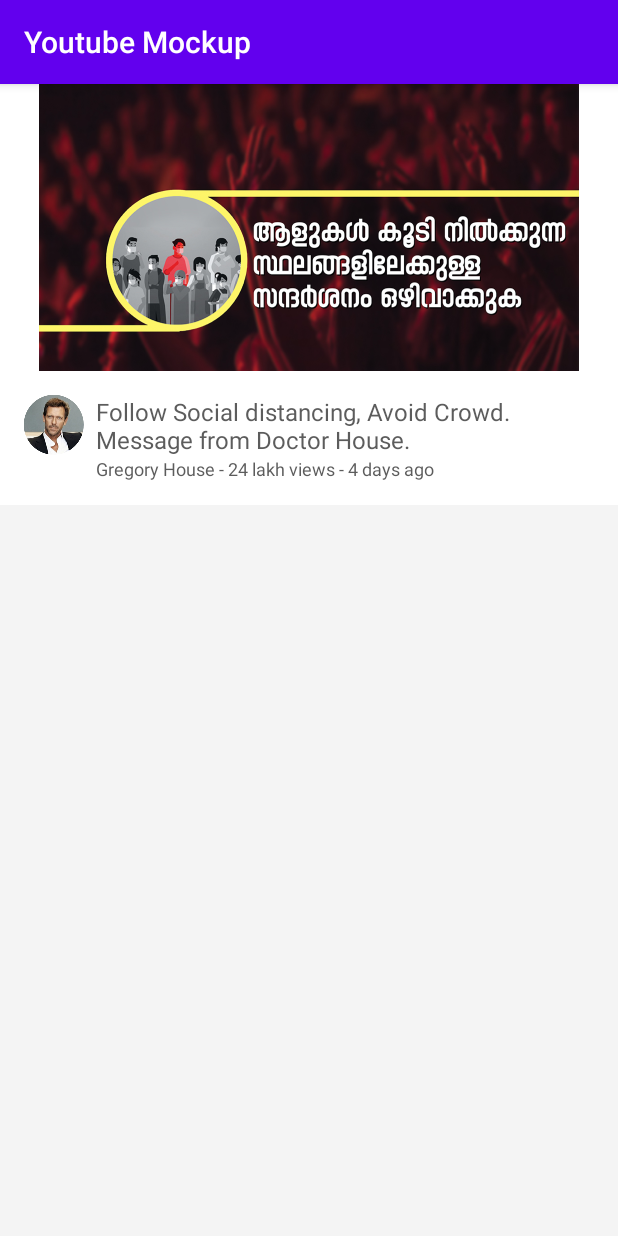
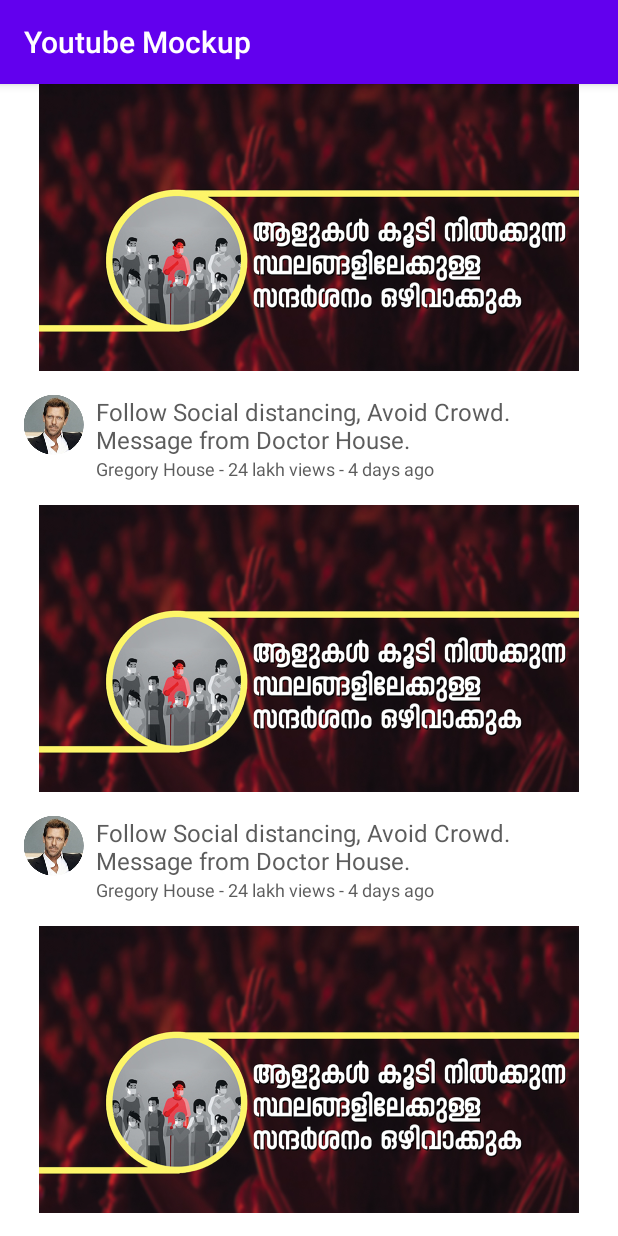
Before and after one commit to amdzines/HelloAndroid, an Android app: the screen it shows after launch (MainActivity), on a phone screen of 412 x 824 dp. Run offline under Robolectric (Android 15) with nearby library versions, the phone set to English and light mode, and no system bars.

Commit message:
added multiple cards

```diff
--- a/HelloAndroid/app/src/main/res/layout/activity_main.xml
+++ b/HelloAndroid/app/src/main/res/layout/activity_main.xml
@@ -9,6 +9,7 @@
     tools:context=".MainActivity">
 
     <LinearLayout
+        android:id="@+id/card1"
         android:layout_width="match_parent"
         android:layout_height="wrap_content"
         android:layout_margin="0dp"
@@ -59,4 +60,163 @@
         </LinearLayout>
     </LinearLayout>
 
+    <LinearLayout
+        android:layout_width="match_parent"
+        android:layout_height="wrap_content"
+        android:layout_below="@id/card1"
+        android:layout_margin="0dp"
+        android:background="#FFFFFF"
+        android:orientation="vertical"
+        android:padding="0dp"
+        android:paddingTop="8dp"
+        android:paddingBottom="8dp"
+        android:id="@+id/card2">
+
+        <ImageView
+            android:layout_width="match_parent"
+            android:layout_height="wrap_content"
+            android:src="@drawable/img_thumbnail" />
+
+        <LinearLayout
+            android:layout_width="wrap_content"
+            android:layout_height="wrap_content"
+            android:layout_margin="16dp"
+            android:orientation="horizontal">
+
+            <ImageView
+                android:layout_width="40dp"
+                android:layout_height="40dp"
+                android:src="@drawable/img_dp" />
+
+            <LinearLayout
+                android:layout_width="wrap_content"
+                android:layout_height="wrap_content"
+                android:layout_margin="0dp"
+                android:orientation="vertical"
+                android:paddingLeft="8dp">
+
+                <TextView
+                    android:layout_width="wrap_content"
+                    android:layout_height="wrap_content"
+                    android:text="@string/video_title"
+                    android:textColor="#CC333333"
+                    android:textSize="16sp" />
+
+                <TextView
+                    android:layout_width="wrap_content"
+                    android:layout_height="wrap_content"
+                    android:text="@string/video_desc"
+                    android:textColor="#CC333333"
+                    android:textSize="12sp" />
+
+            </LinearLayout>
+        </LinearLayout>
+    </LinearLayout>
+
+    <LinearLayout
+        android:layout_width="match_parent"
+        android:layout_height="wrap_content"
+        android:layout_below="@id/card2"
+        android:layout_margin="0dp"
+        android:background="#FFFFFF"
+        android:orientation="vertical"
+        android:padding="0dp"
+        android:paddingTop="8dp"
+        android:paddingBottom="8dp"
+        android:id="@+id/card3">
+
+        <ImageView
+            android:layout_width="match_parent"
+            android:layout_height="wrap_content"
+            android:src="@drawable/img_thumbnail" />
+
+        <LinearLayout
+            android:layout_width="wrap_content"
+            android:layout_height="wrap_content"
+            android:layout_margin="16dp"
+            android:orientation="horizontal">
+
+            <ImageView
+                android:layout_width="40dp"
+                android:layout_height="40dp"
+                android:src="@drawable/img_dp" />
+
+            <LinearLayout
+                android:layout_width="wrap_content"
+                android:layout_height="wrap_content"
+                android:layout_margin="0dp"
+                android:orientation="vertical"
+                android:paddingLeft="8dp">
+
+                <TextView
+                    android:layout_width="wrap_content"
+                    android:layout_height="wrap_content"
+                    android:text="@string/video_title"
+                    android:textColor="#CC333333"
+                    android:textSize="16sp" />
+
+                <TextView
+                    android:layout_width="wrap_content"
+                    android:layout_height="wrap_content"
+                    android:text="@string/video_desc"
+                    android:textColor="#CC333333"
+                    android:textSize="12sp" />
+
+            </LinearLayout>
+        </LinearLayout>
+    </LinearLayout>
+
+    <LinearLayout
+        android:layout_width="match_parent"
+        android:layout_height="wrap_content"
+        android:layout_below="@id/card3"
+        android:layout_margin="0dp"
+        android:background="#FFFFFF"
+        android:orientation="vertical"
+        android:padding="0dp"
+        android:paddingTop="8dp"
+        android:paddingBottom="8dp"
+        android:id="@+id/card4">
+
+        <ImageView
+            android:layout_width="match_parent"
+            android:layout_height="wrap_content"
+            android:src="@drawable/img_thumbnail" />
+
+        <LinearLayout
+            android:layout_width="wrap_content"
+            android:layout_height="wrap_content"
+            android:layout_margin="16dp"
+            android:orientation="horizontal">
+
+            <ImageView
+                android:layout_width="40dp"
+                android:layout_height="40dp"
+                android:src="@drawable/img_dp" />
+
+            <LinearLayout
+                android:layout_width="wrap_content"
+                android:layout_height="wrap_content"
+                android:layout_margin="0dp"
+                android:orientation="vertical"
+                android:paddingLeft="8dp">
+
+                <TextView
+                    android:layout_width="wrap_content"
+                    android:layout_height="wrap_content"
+                    android:text="@string/video_title"
+                    android:textColor="#CC333333"
+                    android:textSize="16sp" />
+
+                <TextView
+                    android:layout_width="wrap_content"
+                    android:layout_height="wrap_content"
+                    android:text="@string/video_desc"
+                    android:textColor="#CC333333"
+                    android:textSize="12sp" />
+
+            </LinearLayout>
+        </LinearLayout>
+    </LinearLayout>
+
 </RelativeLayout>
```
